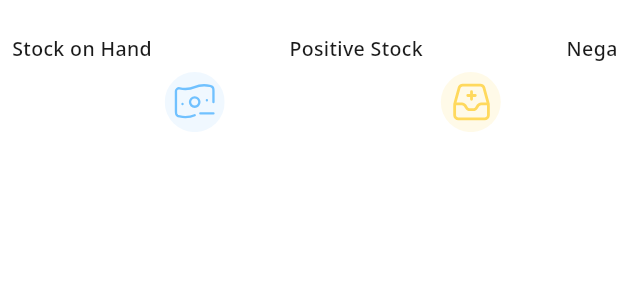
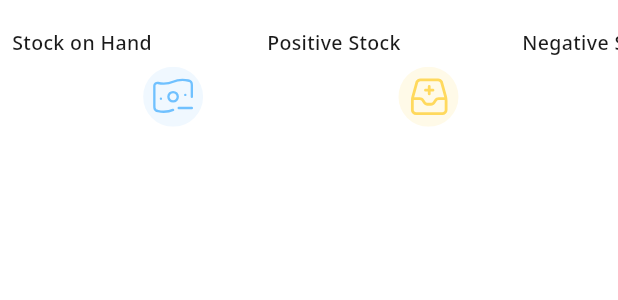
Before and after one commit to SaveBite/SaveBite-Flutter, a Flutter app: the InformationIteamListView widget shown alone on an empty page, opened directly with empty values, on a phone screen of 412 x 824 dp. Shown: the top 300 px of the screen. Run offline on Flutter 3.47's test engine with Material 3 defaults, Android fonts, the phone set to English and light mode, and no system bars; our stand-ins replace bloc, dartz, dio, dotted_border, equatable, file_picker and 11 more; accounts and stored records are empty.

Commit message:
edit at height of some widgets

```diff
--- a/lib/features/home/presentation/views/home_view.dart
+++ b/lib/features/home/presentation/views/home_view.dart
@@ -70,7 +70,7 @@ class _HomeViewState extends State<HomeView> {
               topLeft: Radius.circular(16),
             ),
             child: SizedBox(
-              height: MediaQuery.of(context).size.height * 0.12,
+              height: 90,
               child: BottomNavigationBar(
                 onTap: onTabTapped,
                 elevation: 0,
--- a/lib/features/home/presentation/views/widgets/information_iteam.dart
+++ b/lib/features/home/presentation/views/widgets/information_iteam.dart
@@ -12,8 +12,8 @@ class InformationIteam extends StatelessWidget {
   @override
   Widget build(BuildContext context) {
     return Container(
-      height: MediaQuery.of(context).size.height * 0.13,
-      width: MediaQuery.of(context).size.width * 0.4,
+      height: 100,
+      width: 150,
       padding: EdgeInsets.only(
         left: 8,
         top: 16,
--- a/lib/features/home/presentation/views/widgets/information_iteam_list_view.dart
+++ b/lib/features/home/presentation/views/widgets/information_iteam_list_view.dart
@@ -46,7 +46,7 @@ class _InformationIteamListViewState extends State<InformationIteamListView> {
       widget.stockDataModel.belowMinimum,
     ];
     return SizedBox(
-      height: MediaQuery.of(context).size.height * 0.13,
+      height: 100,
       child: ListView.builder(
           scrollDirection: Axis.horizontal,
           itemCount: iteamList.length,
```
